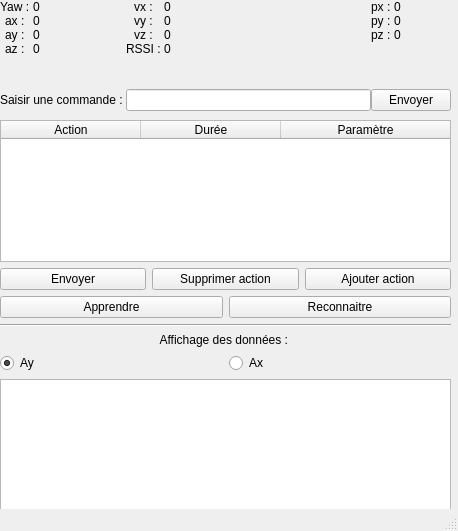
Qt form tracker/BluetoothArduino/mainwindow.ui (alchimiste3/Projet-Zumo-Intel-Curie-101) before a commit.
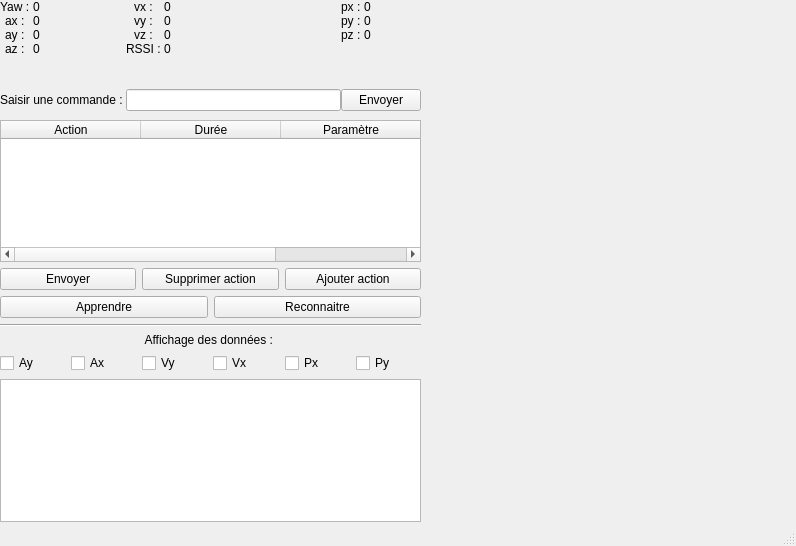
The same form after that commit. Custom widgets are drawn as their Qt base class.

Diff of the .ui file:
```diff
--- a/tracker/BluetoothArduino/mainwindow.ui
+++ b/tracker/BluetoothArduino/mainwindow.ui
@@ -6,8 +6,8 @@
    <rect>
     <x>0</x>
     <y>0</y>
-    <width>458</width>
-    <height>531</height>
+    <width>796</width>
+    <height>546</height>
    </rect>
   </property>
   <property name="windowTitle">
@@ -19,7 +19,7 @@
      <rect>
       <x>0</x>
       <y>0</y>
-      <width>451</width>
+      <width>421</width>
       <height>111</height>
      </rect>
     </property>
@@ -239,7 +239,7 @@
      <rect>
       <x>0</x>
       <y>120</y>
-      <width>451</width>
+      <width>421</width>
       <height>402</height>
      </rect>
     </property>
@@ -335,25 +335,59 @@
      <item>
       <layout class="QHBoxLayout" name="horizontalLayout_5">
        <item>
-        <widget class="QRadioButton" name="radioButtonAy">
+        <widget class="QCheckBox" name="checkBoxAy">
          <property name="text">
           <string>Ay</string>
          </property>
-         <property name="checked">
-          <bool>true</bool>
-         </property>
          <attribute name="buttonGroup">
           <string notr="true">buttonGroup</string>
          </attribute>
         </widget>
        </item>
        <item>
-        <widget class="QRadioButton" name="radioButtonAx">
+        <widget class="QCheckBox" name="checkBoxAx">
          <property name="text">
           <string>Ax</string>
          </property>
-         <property name="checked">
-          <bool>false</bool>
+         <attribute name="buttonGroup">
+          <string notr="true">buttonGroup</string>
+         </attribute>
+        </widget>
+       </item>
+       <item>
+        <widget class="QCheckBox" name="checkBoxVy">
+         <property name="text">
+          <string>Vy</string>
+         </property>
+         <attribute name="buttonGroup">
+          <string notr="true">buttonGroup</string>
+         </attribute>
+        </widget>
+       </item>
+       <item>
+        <widget class="QCheckBox" name="checkBoxVx">
+         <property name="text">
+          <string>Vx</string>
+         </property>
+         <attribute name="buttonGroup">
+          <string notr="true">buttonGroup</string>
+         </attribute>
+        </widget>
+       </item>
+       <item>
+        <widget class="QCheckBox" name="checkBoxPx">
+         <property name="text">
+          <string>Px</string>
+         </property>
+         <attribute name="buttonGroup">
+          <string notr="true">buttonGroup</string>
+         </attribute>
+        </widget>
+       </item>
+       <item>
+        <widget class="QCheckBox" name="checkBoxPy">
+         <property name="text">
+          <string>Py</string>
          </property>
          <attribute name="buttonGroup">
           <string notr="true">buttonGroup</string>
```
Left out of the diff: 11 changed lines with no effect on the pictures.
